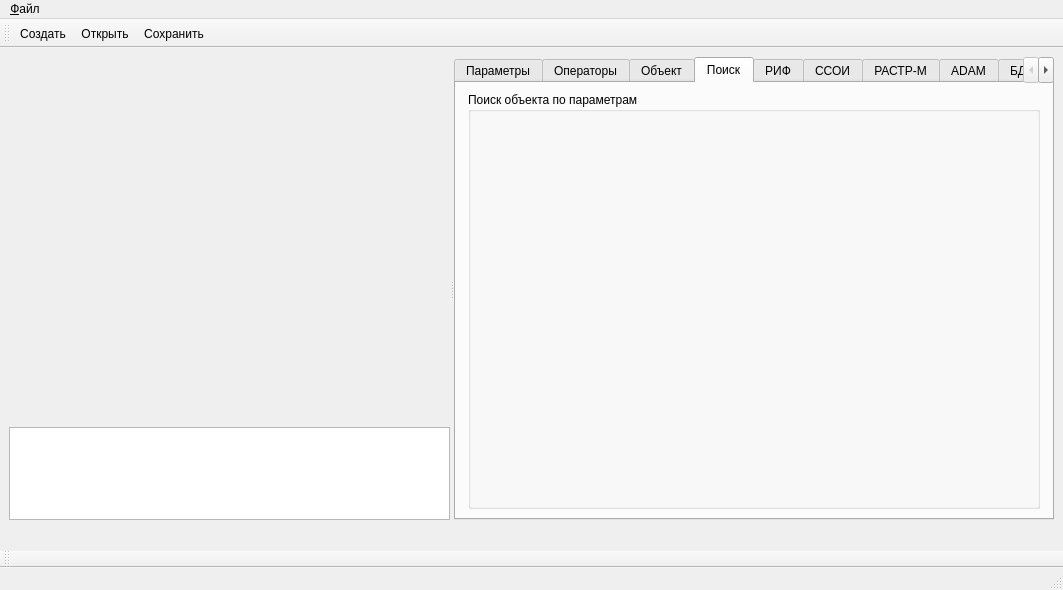
First picture: the form in m_cfg/MainWindowCFG.ui, repository xXRadioHeadXx/start7, before the edit.
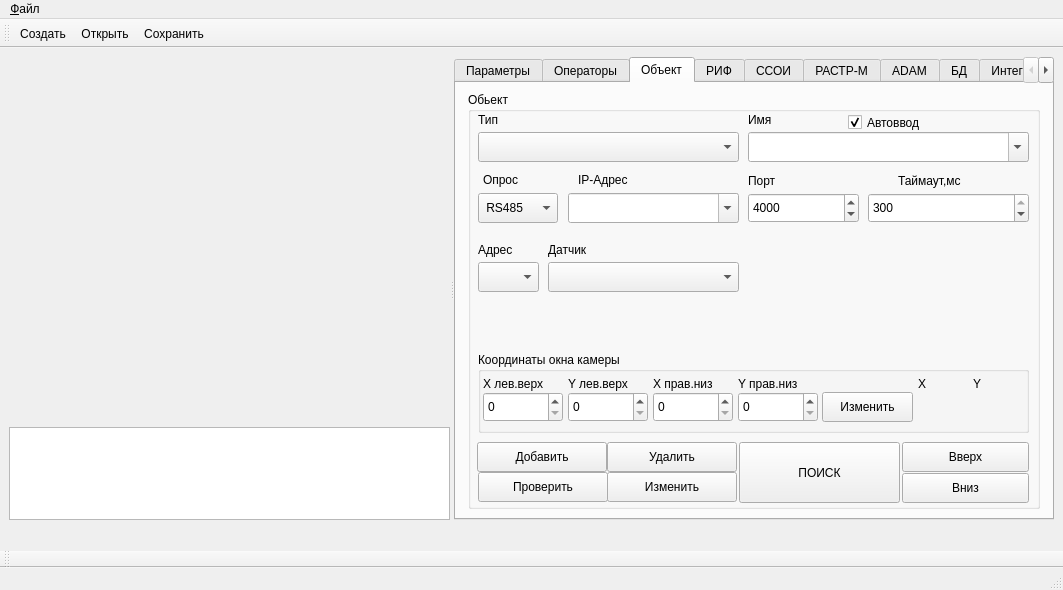
Second picture: the form after the edit. The open tabs and pages were chosen to show the change. Icons and pictures are not drawn. Custom widgets are drawn as their Qt base class.

The edit to the form file:
```diff
--- a/m_cfg/MainWindowCFG.ui
+++ b/m_cfg/MainWindowCFG.ui
@@ -2722,6 +2722,19 @@
               <string>Изменить</string>
              </property>
             </widget>
+            <widget class="QPushButton" name="findButton">
+             <property name="geometry">
+              <rect>
+               <x>271</x>
+               <y>0</y>
+               <width>161</width>
+               <height>61</height>
+              </rect>
+             </property>
+             <property name="text">
+              <string>ПОИСК</string>
+             </property>
+            </widget>
            </widget>
            <widget class="my_combobox" name="uName_combobox">
             <property name="geometry">
@@ -2765,44 +2778,6 @@
          </item>
         </layout>
        </widget>
-       <widget class="QWidget" name="tab_3">
-        <attribute name="title">
-         <string>Поиск</string>
-        </attribute>
-        <layout class="QGridLayout" name="gridLayout_5">
-         <item row="0" column="0">
-          <widget class="QGroupBox" name="groupBox_13">
-           <property name="minimumSize">
-            <size>
-             <width>500</width>
-             <height>400</height>
-            </size>
-           </property>
-           <property name="maximumSize">
-            <size>
-             <width>572</width>
-             <height>16777215</height>
-            </size>
-           </property>
-           <property name="title">
-            <string>Поиск объекта по параметрам</string>
-           </property>
-           <layout class="QGridLayout" name="gridLayout_2">
-            <item row="0" column="0">
-             <widget class="UnitFinder" name="unitFinder" native="true">
-              <property name="minimumSize">
-               <size>
-                <width>100</width>
-                <height>100</height>
-               </size>
-              </property>
-             </widget>
-            </item>
-           </layout>
-          </widget>
-         </item>
-        </layout>
-       </widget>
        <widget class="QWidget" name="Subsystem_RIF">
         <attribute name="title">
          <string>РИФ</string>
@@ -3878,12 +3853,6 @@
    <extends>QComboBox</extends>
    <header>my_combobox.h</header>
   </customwidget>
-  <customwidget>
-   <class>UnitFinder</class>
-   <extends>QWidget</extends>
-   <header location="global">unitfinder.h</header>
-   <container>1</container>
-  </customwidget>
  </customwidgets>
  <resources>
   <include location="my_cfg_resources.qrc"/>
```
